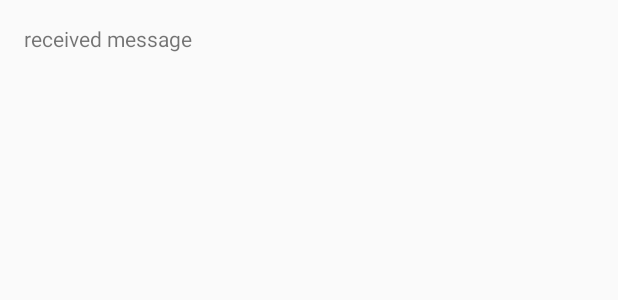
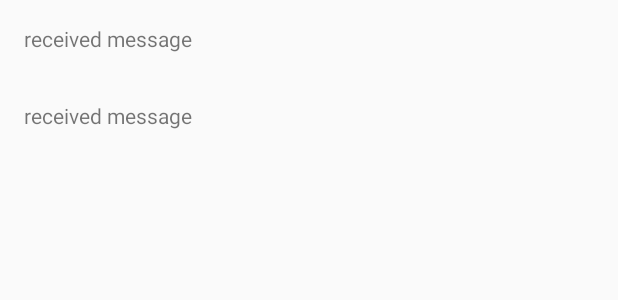
Before and after one commit to aliamir/E1BlePlatform, an Android app: the layout content_connected.xml on its own in the app's theme, with its tools: preview values and no code run, on a phone screen of 412 x 824 dp. Shown: the top 300 px of the screen. Run offline under Robolectric (Android 15) with nearby library versions, the phone set to English and light mode, and no system bars.

Commit message:
Sending name and address from MainActivity to ConnectedActivity.

```diff
--- a/app/src/main/res/layout/content_connected.xml
+++ b/app/src/main/res/layout/content_connected.xml
@@ -1,5 +1,5 @@
 <?xml version="1.0" encoding="utf-8"?>
-<android.support.constraint.ConstraintLayout xmlns:android="http://schemas.android.com/apk/res/android"
+<RelativeLayout xmlns:android="http://schemas.android.com/apk/res/android"
     xmlns:app="http://schemas.android.com/apk/res-auto"
     xmlns:tools="http://schemas.android.com/tools"
     android:layout_width="match_parent"
@@ -8,11 +8,22 @@
     tools:context=".ConnectedActivity"
     tools:showIn="@layout/activity_connected">
 
+
+    <TextView
+        android:id="@+id/rx_name"
+        android:layout_width="wrap_content"
+        android:layout_height="wrap_content"
+        android:padding="@dimen/fab_margin"
+        android:text="@string/id_rx_intent_text"
+        />
+
     <TextView
         android:padding="@dimen/fab_margin"
-        android:id="@+id/rx_intent_message"
+        android:id="@+id/rx_address"
         android:layout_width="wrap_content"
         android:layout_height="wrap_content"
+        android:layout_below="@+id/rx_name"
         android:text="@string/id_rx_intent_text"
         />
-</android.support.constraint.ConstraintLayout>
+
+</RelativeLayout>
```
Also changed, not shown: app/src/main/java/com/example/amir/e1bleplatform/ConnectedActivity.java (+8 -6 lines), app/src/main/java/com/example/amir/e1bleplatform/MainActivity.java (+6 -5 lines).
